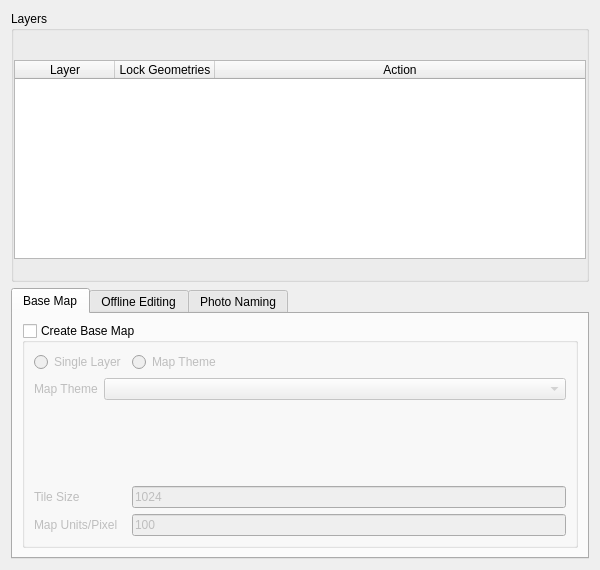
Qt form qfieldsync/ui/project_configuration_widget.ui (opengisch/qfieldsync) before a commit.
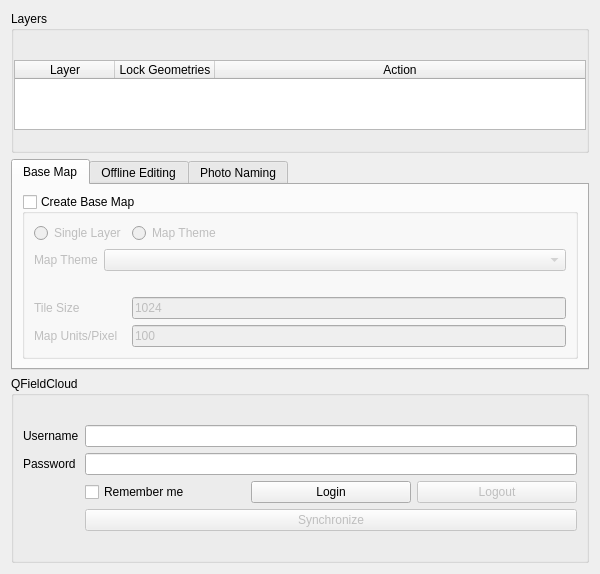
The same form after that commit. Icons and pictures are not drawn. Custom widgets are drawn as their Qt base class.

Commit message: Add basic upload capability of QFieldCloud projects

Patch:
```diff
--- a/qfieldsync/ui/project_configuration_widget.ui
+++ b/qfieldsync/ui/project_configuration_widget.ui
@@ -286,6 +286,99 @@
      </layout>
     </widget>
    </item>
+   <item row="4" column="0">
+    <widget class="QGroupBox" name="groupBox_2">
+     <property name="title">
+      <string>QFieldCloud</string>
+     </property>
+     <layout class="QFormLayout" name="formLayout_3">
+      <item row="1" column="0">
+       <widget class="QLabel" name="usernameLabel">
+        <property name="text">
+         <string>Username</string>
+        </property>
+       </widget>
+      </item>
+      <item row="1" column="1">
+       <widget class="QLineEdit" name="usernameLineEdit"/>
+      </item>
+      <item row="2" column="0">
+       <widget class="QLabel" name="passwordLabel">
+        <property name="text">
+         <string>Password</string>
+        </property>
+       </widget>
+      </item>
+      <item row="2" column="1">
+       <widget class="QgsPasswordLineEdit" name="passwordLineEdit"/>
+      </item>
+      <item row="3" column="1">
+       <layout class="QHBoxLayout" name="loginLogoutLayout" stretch="0,0,0">
+        <item>
+         <widget class="QCheckBox" name="rememberMeCheckBox">
+          <property name="text">
+           <string>Remember me</string>
+          </property>
+         </widget>
+        </item>
+        <item>
+         <widget class="QPushButton" name="loginButton">
+          <property name="text">
+           <string>Login</string>
+          </property>
+         </widget>
+        </item>
+        <item>
+         <widget class="QPushButton" name="logoutButton">
+          <property name="enabled">
+           <bool>false</bool>
+          </property>
+          <property name="text">
+           <string>Logout</string>
+          </property>
+         </widget>
+        </item>
+       </layout>
+      </item>
+      <item row="4" column="1">
+       <widget class="QPushButton" name="cloudSyncButton  ">
+        <property name="enabled">
+         <bool>false</bool>
+        </property>
+        <property name="sizePolicy">
+         <sizepolicy hsizetype="Expanding" vsizetype="Fixed">
+          <horstretch>0</horstretch>
+          <verstretch>0</verstretch>
+         </sizepolicy>
+        </property>
+        <property name="text">
+         <string>Synchronize</string>
+        </property>
+       </widget>
+      </item>
+      <item row="0" column="1">
+       <widget class="QLabel" name="loginFeedbackLabel">
+        <property name="visible">
+         <bool>false</bool>
+        </property>
+        <property name="text">
+         <string/>
+        </property>
+       </widget>
+      </item>
+      <item row="5" column="1">
+       <widget class="QLabel" name="syncFeedbackLabel">
+        <property name="text">
+         <string/>
+        </property>
+        <property name="visible">
+         <bool>false</bool>
+        </property>
+       </widget>
+      </item>
+     </layout>
+    </widget>
+   </item>
   </layout>
  </widget>
  <customwidgets>
@@ -294,6 +387,11 @@
    <extends>QComboBox</extends>
    <header>qgsmaplayercombobox.h</header>
   </customwidget>
+  <customwidget>
+   <class>QgsPasswordLineEdit</class>
+   <extends>QLineEdit</extends>
+   <header>qgspasswordlineedit.h</header>
+  </customwidget>
  </customwidgets>
  <resources/>
  <buttongroups>
```
The commit also changes 4 other files.
